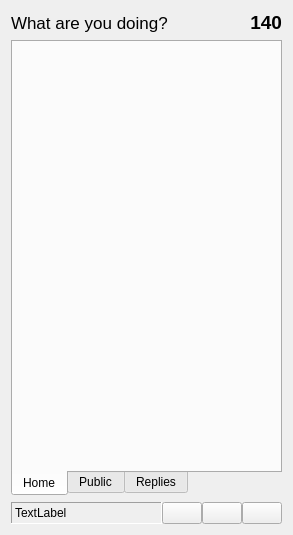
The window that trunk/MainWindow.ui (asolfre/qwit) describes before a commit, drawn with Qt 5.
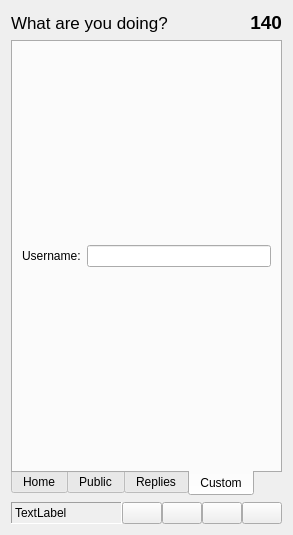
The same window after the commit. The open tabs and pages were chosen to show the change. Icons and pictures are not drawn.

What changed in the file:
```diff
--- a/trunk/MainWindow.ui
+++ b/trunk/MainWindow.ui
@@ -254,6 +254,34 @@
          <string>Replies to you</string>
         </attribute>
        </widget>
+       <widget class="QWidget" name="customTab" >
+        <attribute name="title" >
+         <string>Custom</string>
+        </attribute>
+        <attribute name="toolTip" >
+         <string>Custom user timeline</string>
+        </attribute>
+        <layout class="QGridLayout" >
+         <item row="0" column="0" >
+          <layout class="QVBoxLayout" >
+           <item>
+            <layout class="QHBoxLayout" >
+             <item>
+              <widget class="QLabel" name="label_2" >
+               <property name="text" >
+                <string>Username:</string>
+               </property>
+              </widget>
+             </item>
+             <item>
+              <widget class="QLineEdit" name="customUsernameLineEdit" />
+             </item>
+            </layout>
+           </item>
+          </layout>
+         </item>
+        </layout>
+       </widget>
       </widget>
      </item>
      <item>
@@ -333,6 +361,25 @@
          </property>
         </widget>
        </item>
+       <item>
+        <widget class="QPushButton" name="logsPushButton" >
+         <property name="sizePolicy" >
+          <sizepolicy vsizetype="Fixed" hsizetype="Fixed" >
+           <horstretch>0</horstretch>
+           <verstretch>0</verstretch>
+          </sizepolicy>
+         </property>
+         <property name="text" >
+          <string/>
+         </property>
+         <property name="icon" >
+          <iconset resource="qwit.qrc" >:/images/logs.png</iconset>
+         </property>
+         <property name="autoDefault" >
+          <bool>false</bool>
+         </property>
+        </widget>
+       </item>
        <item>
         <widget class="QPushButton" name="exitPushButton" >
          <property name="sizePolicy" >
```
